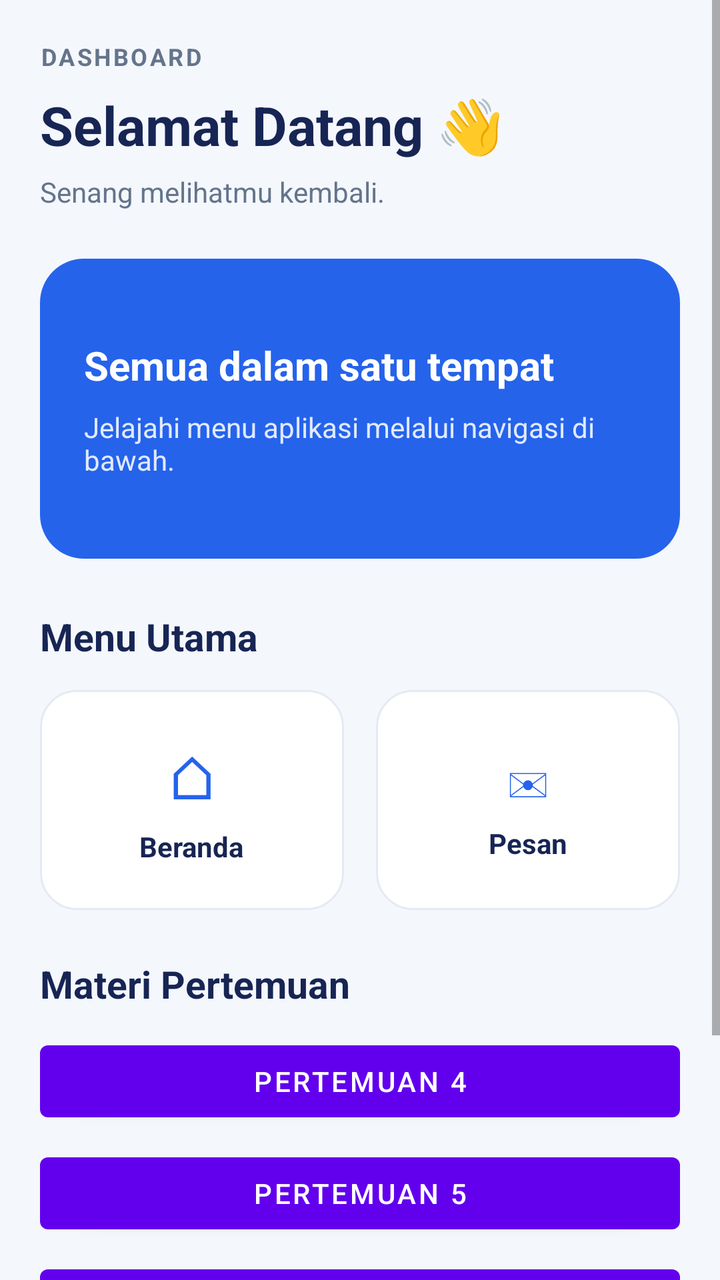
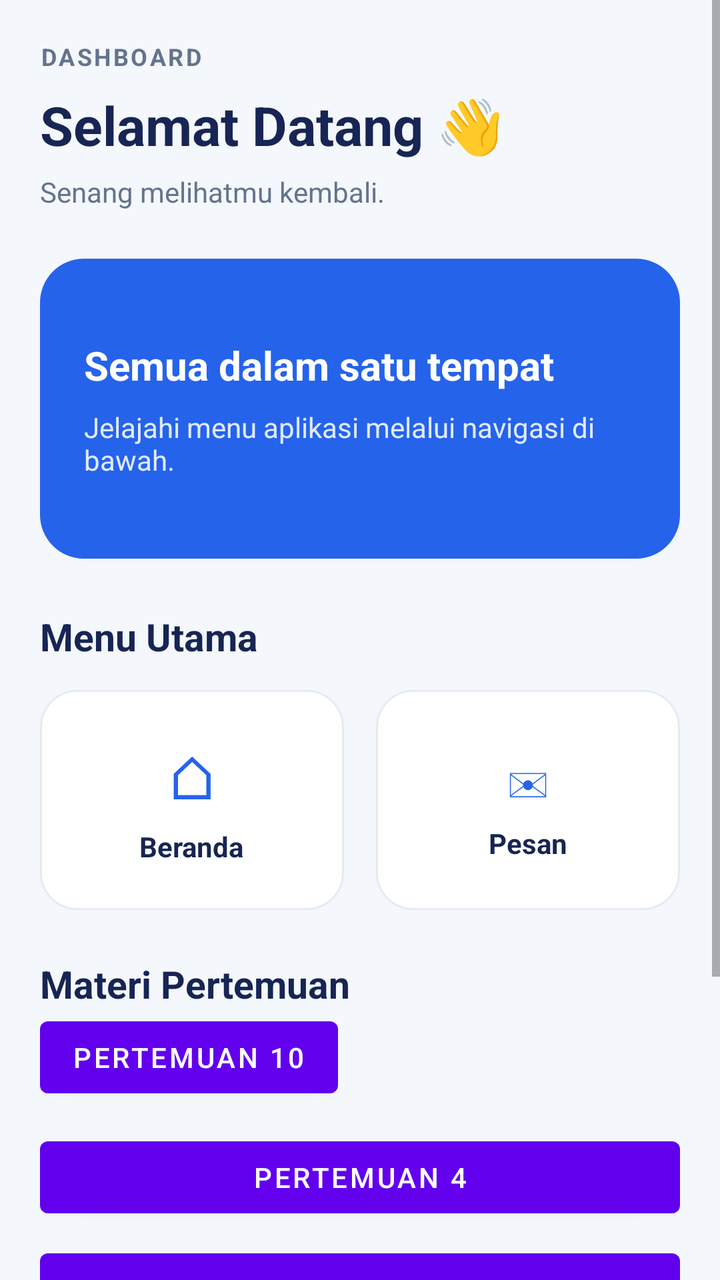

Before-and-after screenshots of an Android layout around one commit, followed by the original layout XML and the change that was made.
<!-- AndroidManifest.xml: application theme Theme.Venus_muzian -->
<!-- res/layout/fragment_home.xml -->
<?xml version="1.0" encoding="utf-8"?>
<ScrollView xmlns:android="http://schemas.android.com/apk/res/android"
    android:layout_width="match_parent"
    android:layout_height="match_parent"
    android:background="#F4F7FC"
    android:fillViewport="true">

    <LinearLayout
        android:layout_width="match_parent"
        android:layout_height="wrap_content"
        android:orientation="vertical"
        android:padding="20dp">

        <TextView
            android:layout_width="wrap_content"
            android:layout_height="wrap_content"
            android:text="DASHBOARD"
            android:textColor="#64748B"
            android:textSize="12sp"
            android:textStyle="bold"
            android:letterSpacing="0.1" />

        <TextView
            android:layout_width="match_parent"
            android:layout_height="wrap_content"
            android:layout_marginTop="8dp"
            android:text="Selamat Datang 👋"
            android:textColor="#172554"
            android:textSize="27sp"
            android:textStyle="bold" />

        <TextView
            android:layout_width="match_parent"
            android:layout_height="wrap_content"
            android:layout_marginTop="6dp"
            android:text="Senang melihatmu kembali."
            android:textColor="#64748B"
            android:textSize="14sp" />

        <LinearLayout
            android:layout_width="match_parent"
            android:layout_height="150dp"
            android:layout_marginTop="24dp"
            android:background="@drawable/bg_home_banner"
            android:gravity="center_vertical"
            android:orientation="vertical"
            android:padding="22dp">

            <TextView
                android:layout_width="wrap_content"
                android:layout_height="wrap_content"
                android:text="Semua dalam satu tempat"
                android:textColor="#FFFFFF"
                android:textSize="20sp"
                android:textStyle="bold" />

            <TextView
                android:layout_width="match_parent"
                android:layout_height="wrap_content"
                android:layout_marginTop="8dp"
                android:text="Jelajahi menu aplikasi melalui navigasi di bawah."
                android:textColor="#E0EAFF"
                android:textSize="14sp" />

        </LinearLayout>

        <TextView
            android:layout_width="match_parent"
            android:layout_height="wrap_content"
            android:layout_marginTop="26dp"
            android:text="Menu Utama"
            android:textColor="#172554"
            android:textSize="19sp"
            android:textStyle="bold" />

        <LinearLayout
            android:layout_width="match_parent"
            android:layout_height="wrap_content"
            android:layout_marginTop="14dp"
            android:orientation="horizontal">

            <LinearLayout
                android:layout_width="0dp"
                android:layout_height="110dp"
                android:layout_weight="1"
                android:layout_marginEnd="8dp"
                android:background="@drawable/bg_home_card"
                android:gravity="center"
                android:orientation="vertical"
                android:padding="12dp">

                <TextView
                    android:layout_width="wrap_content"
                    android:layout_height="wrap_content"
                    android:text="⌂"
                    android:textColor="#2563EB"
                    android:textSize="30sp" />

                <TextView
                    android:layout_width="wrap_content"
                    android:layout_height="wrap_content"
                    android:layout_marginTop="5dp"
                    android:text="Beranda"
                    android:textColor="#172554"
                    android:textStyle="bold"
                    android:textSize="14sp" />

            </LinearLayout>

            <LinearLayout
                android:layout_width="0dp"
                android:layout_height="110dp"
                android:layout_weight="1"
                android:layout_marginStart="8dp"
                android:background="@drawable/bg_home_card"
                android:gravity="center"
                android:orientation="vertical"
                android:padding="12dp">

                <TextView
                    android:layout_width="wrap_content"
                    android:layout_height="wrap_content"
                    android:text="✉"
                    android:textColor="#2563EB"
                    android:textSize="28sp" />

                <TextView
                    android:layout_width="wrap_content"
                    android:layout_height="wrap_content"
                    android:layout_marginTop="5dp"
                    android:text="Pesan"
                    android:textColor="#172554"
                    android:textStyle="bold"
                    android:textSize="14sp" />

            </LinearLayout>

        </LinearLayout>

        <TextView
            android:layout_width="match_parent"
            android:layout_height="wrap_content"
            android:layout_marginTop="24dp"
            android:text="Materi Pertemuan"
            android:textColor="#172554"
            android:textSize="19sp"
            android:textStyle="bold" />

        <Button
            android:id="@+id/btnToFourth"
            android:layout_width="match_parent"
            android:layout_height="wrap_content"
            android:layout_marginTop="12dp"
            android:text="Pertemuan 4" />

        <Button
            android:id="@+id/btnToFifth"
            android:layout_width="match_parent"
            android:layout_height="wrap_content"
            android:layout_marginTop="8dp"
            android:text="Pertemuan 5" />

        <Button
            android:id="@+id/btnPertemuan6"
            android:layout_width="match_parent"
            android:layout_height="wrap_content"
            android:layout_marginTop="8dp"
            android:text="Pertemuan 6 - Fragment" />

        <Button
            android:id="@+id/btnLogout"
            android:layout_width="match_parent"
            android:layout_height="wrap_content"
            android:layout_marginTop="8dp"
            android:text="Logout" />

        <TextView
            android:id="@+id/tvHome"
            android:layout_width="match_parent"
            android:layout_height="wrap_content"
            android:layout_marginTop="22dp"
            android:gravity="center"
            android:text="Halaman Home"
            android:textColor="#64748B"
            android:textSize="12sp" />

    </LinearLayout>
</ScrollView>
<!-- resources referenced by this layout -->
<resources>
  <!-- drawable bg_home_banner (drawable) -->
  <?xml version="1.0" encoding="utf-8"?>
  <shape xmlns:android="http://schemas.android.com/apk/res/android">
      <solid android:color="#2563EB" />
      <corners android:radius="22dp" />
  </shape>
  <!-- drawable bg_home_card (drawable) -->
  <?xml version="1.0" encoding="utf-8"?>
  <shape xmlns:android="http://schemas.android.com/apk/res/android">
      <solid android:color="#FFFFFF" />
      <corners android:radius="18dp" />
      <stroke
          android:width="1dp"
          android:color="#E5EAF3" />
  </shape>
  <style name="Theme.Venus_muzian" parent="Theme.MaterialComponents.DayNight.NoActionBar" />
</resources>

<!-- the commit's change to res/layout/fragment_home.xml (unified diff, before → after) -->
@@ -147,6 +147,12 @@
             android:textStyle="bold" />
 
         <Button
+            android:id="@+id/btnPertemuan10"
+            android:layout_width="wrap_content"
+            android:layout_height="wrap_content"
+            android:text="Pertemuan 10" />
+
+        <Button
             android:id="@+id/btnToFourth"
             android:layout_width="match_parent"
             android:layout_height="wrap_content"
